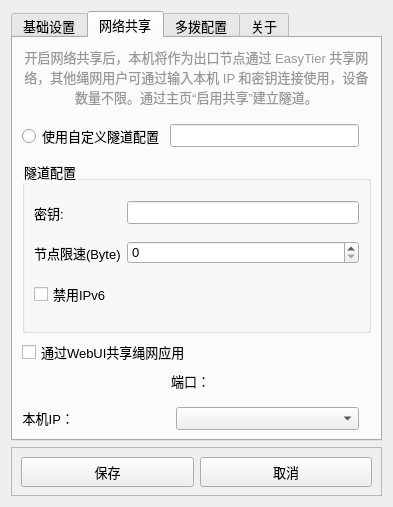
Before: the Qt Designer form Ui/Settings.ui in Yish1/InterKnot_Auth, drawn with Qt 5.
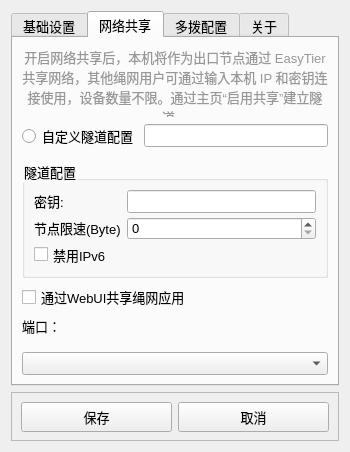
After: the same form once the commit is applied. The open tabs and pages were chosen to show the change.

Commit message: fix: 修复设置界面ui错误，处理配置文件异常情况

What changed in the file:
```diff
--- a/Ui/Settings.ui
+++ b/Ui/Settings.ui
@@ -6,12 +6,12 @@
    <rect>
     <x>0</x>
     <y>0</y>
-    <width>393</width>
-    <height>507</height>
+    <width>350</width>
+    <height>430</height>
    </rect>
   </property>
   <property name="sizePolicy">
-   <sizepolicy hsizetype="Preferred" vsizetype="Preferred">
+   <sizepolicy hsizetype="Expanding" vsizetype="Preferred">
     <horstretch>0</horstretch>
     <verstretch>0</verstretch>
    </sizepolicy>
@@ -30,8 +30,8 @@
     font-size: 10pt;
 }</string>
   </property>
-  <layout class="QGridLayout" name="gridLayout_2">
-   <item row="2" column="0">
+  <layout class="QGridLayout" name="gridLayout_5">
+   <item row="1" column="0">
     <widget class="QFrame" name="frame_2">
      <property name="minimumSize">
       <size>
@@ -201,77 +201,33 @@
       <attribute name="toolTip">
        <string>通过Easytier建立网络共享</string>
       </attribute>
-      <layout class="QGridLayout" name="gridLayout_5">
-       <item row="11" column="0" colspan="2">
-        <widget class="QLabel" name="label_local_ip">
-         <property name="sizePolicy">
-          <sizepolicy hsizetype="Maximum" vsizetype="Maximum">
-           <horstretch>0</horstretch>
-           <verstretch>0</verstretch>
-          </sizepolicy>
-         </property>
-         <property name="styleSheet">
-          <string notr="true"/>
-         </property>
-         <property name="text">
-          <string>本机IP：</string>
-         </property>
-         <property name="alignment">
-          <set>Qt::AlignRight|Qt::AlignTrailing|Qt::AlignVCenter</set>
-         </property>
-        </widget>
-       </item>
-       <item row="11" column="2">
-        <widget class="QComboBox" name="comboBox">
-         <property name="sizePolicy">
-          <sizepolicy hsizetype="Expanding" vsizetype="Fixed">
-           <horstretch>0</horstretch>
-           <verstretch>0</verstretch>
-          </sizepolicy>
-         </property>
-        </widget>
-       </item>
-       <item row="1" column="0" colspan="5">
-        <widget class="QLabel" name="label_6">
-         <property name="sizePolicy">
-          <sizepolicy hsizetype="Preferred" vsizetype="Minimum">
-           <horstretch>0</horstretch>
-           <verstretch>0</verstretch>
-          </sizepolicy>
-         </property>
-         <property name="maximumSize">
-          <size>
-           <width>16777215</width>
-           <height>70</height>
-          </size>
-         </property>
-         <property name="styleSheet">
-          <string notr="true">QLabel {
-    color: rgb(152, 152, 152);
-}</string>
-         </property>
-         <property name="text">
-          <string>开启网络共享后，本机将作为出口节点通过 EasyTier 共享网络，其他绳网用户可通过输入本机 IP 和密钥连接使用，设备数量不限。通过主页“启用共享”建立隧道。</string>
-         </property>
-         <property name="scaledContents">
-          <bool>false</bool>
-         </property>
-         <property name="alignment">
-          <set>Qt::AlignHCenter|Qt::AlignTop</set>
-         </property>
-         <property name="wordWrap">
-          <bool>true</bool>
-         </property>
-        </widget>
-       </item>
-       <item row="2" column="1" colspan="2">
+      <layout class="QGridLayout" name="gridLayout_2">
+       <item row="2" column="1">
         <widget class="QLineEdit" name="lineEdit_et_userconf">
+         <property name="sizePolicy">
+          <sizepolicy hsizetype="Expanding" vsizetype="Fixed">
+           <horstretch>0</horstretch>
+           <verstretch>0</verstretch>
+          </sizepolicy>
+         </property>
+         <property name="minimumSize">
+          <size>
+           <width>0</width>
+           <height>0</height>
+          </size>
+         </property>
+         <property name="contextMenuPolicy">
+          <enum>Qt::DefaultContextMenu</enum>
+         </property>
          <property name="readOnly">
           <bool>true</bool>
          </property>
+         <property name="clearButtonEnabled">
+          <bool>false</bool>
+         </property>
         </widget>
        </item>
-       <item row="7" column="0" colspan="5">
+       <item row="4" column="0" colspan="2">
         <widget class="QGroupBox" name="groupBox">
          <property name="title">
           <string>隧道配置</string>
@@ -322,7 +278,7 @@
           <item row="1" column="1" colspan="2">
            <widget class="QLineEdit" name="lineEdit_4">
             <property name="sizePolicy">
-             <sizepolicy hsizetype="Expanding" vsizetype="Fixed">
+             <sizepolicy hsizetype="Preferred" vsizetype="Fixed">
               <horstretch>0</horstretch>
               <verstretch>0</verstretch>
              </sizepolicy>
@@ -345,23 +301,66 @@
          </layout>
         </widget>
        </item>
-       <item row="9" column="0" colspan="3">
-        <widget class="QLabel" name="label_8">
+       <item row="0" column="0" colspan="2">
+        <widget class="QLabel" name="label_6">
          <property name="sizePolicy">
-          <sizepolicy hsizetype="Preferred" vsizetype="Maximum">
+          <sizepolicy hsizetype="Preferred" vsizetype="Minimum">
            <horstretch>0</horstretch>
            <verstretch>0</verstretch>
           </sizepolicy>
          </property>
+         <property name="maximumSize">
+          <size>
+           <width>16777215</width>
+           <height>70</height>
+          </size>
+         </property>
+         <property name="styleSheet">
+          <string notr="true">QLabel {
+    color: rgb(152, 152, 152);
+}</string>
+         </property>
          <property name="text">
-          <string>端口：</string>
+          <string>开启网络共享后，本机将作为出口节点通过 EasyTier 共享网络，其他绳网用户可通过输入本机 IP 和密钥连接使用，设备数量不限。通过主页“启用共享”建立隧道。</string>
+         </property>
+         <property name="scaledContents">
+          <bool>false</bool>
          </property>
          <property name="alignment">
-          <set>Qt::AlignCenter</set>
+          <set>Qt::AlignHCenter|Qt::AlignTop</set>
          </property>
+         <property name="wordWrap">
+          <bool>true</bool>
+         </property>
         </widget>
        </item>
-       <item row="8" column="0" colspan="3">
+       <item row="8" column="0" colspan="2">
+        <widget class="QComboBox" name="comboBox">
+         <property name="sizePolicy">
+          <sizepolicy hsizetype="Preferred" vsizetype="Fixed">
+           <horstretch>0</horstretch>
+           <verstretch>0</verstretch>
+          </sizepolicy>
+         </property>
+        </widget>
+       </item>
+       <item row="7" column="0" colspan="2">
+        <spacer name="verticalSpacer_2">
+         <property name="orientation">
+          <enum>Qt::Vertical</enum>
+         </property>
+         <property name="sizeType">
+          <enum>QSizePolicy::Fixed</enum>
+         </property>
+         <property name="sizeHint" stdset="0">
+          <size>
+           <width>20</width>
+           <height>10</height>
+          </size>
+         </property>
+        </spacer>
+       </item>
+       <item row="5" column="0" colspan="2">
         <widget class="QCheckBox" name="checkBox">
          <property name="layoutDirection">
           <enum>Qt::LeftToRight</enum>
@@ -371,7 +370,26 @@
          </property>
         </widget>
        </item>
-       <item row="3" column="0">
+       <item row="2" column="0">
+        <widget class="QRadioButton" name="radioButton_userconfig">
+         <property name="sizePolicy">
+          <sizepolicy hsizetype="Preferred" vsizetype="Fixed">
+           <horstretch>0</horstretch>
+           <verstretch>0</verstretch>
+          </sizepolicy>
+         </property>
+         <property name="maximumSize">
+          <size>
+           <width>16777215</width>
+           <height>16777215</height>
+          </size>
+         </property>
+         <property name="text">
+          <string>自定义隧道配置</string>
+         </property>
+        </widget>
+       </item>
+       <item row="3" column="0" colspan="2">
         <spacer name="verticalSpacer">
          <property name="orientation">
           <enum>Qt::Vertical</enum>
@@ -387,29 +405,22 @@
          </property>
         </spacer>
        </item>
-       <item row="2" column="0">
-        <widget class="QRadioButton" name="radioButton_userconfig">
+       <item row="6" column="0" colspan="2">
+        <widget class="QLabel" name="label_8">
+         <property name="sizePolicy">
+          <sizepolicy hsizetype="Preferred" vsizetype="Maximum">
+           <horstretch>0</horstretch>
+           <verstretch>0</verstretch>
+          </sizepolicy>
+         </property>
          <property name="text">
-          <string>使用自定义隧道配置</string>
+          <string>端口：</string>
+         </property>
+         <property name="alignment">
+          <set>Qt::AlignLeading|Qt::AlignLeft|Qt::AlignVCenter</set>
          </property>
         </widget>
        </item>
-       <item row="10" column="0">
-        <spacer name="verticalSpacer_2">
-         <property name="orientation">
-          <enum>Qt::Vertical</enum>
-         </property>
-         <property name="sizeType">
-          <enum>QSizePolicy::Fixed</enum>
-         </property>
-         <property name="sizeHint" stdset="0">
-          <size>
-           <width>20</width>
-           <height>10</height>
-          </size>
-         </property>
-        </spacer>
-       </item>
       </layout>
      </widget>
      <widget class="QWidget" name="tab_2">
```
Left out of the diff: 17 changed lines with no effect on the pictures. The commit also changes 4 other files.
